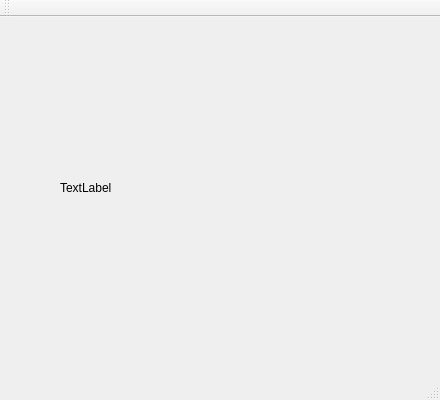
Before: the Qt Designer form image.ui in mehreen019/notebox, drawn with Qt 5.
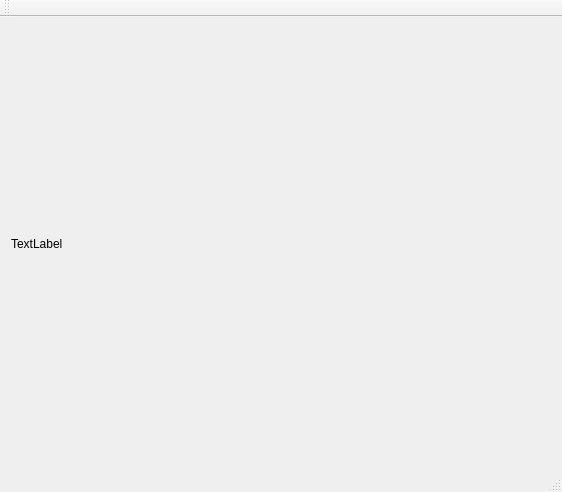
After: the same form once the commit is applied.

What changed in the file:
```diff
--- a/image.ui
+++ b/image.ui
@@ -6,27 +6,23 @@
    <rect>
     <x>0</x>
     <y>0</y>
-    <width>440</width>
-    <height>400</height>
+    <width>562</width>
+    <height>492</height>
    </rect>
   </property>
   <property name="windowTitle">
    <string>image</string>
   </property>
   <widget class="QWidget" name="centralWidget">
+   <layout class="QVBoxLayout" name="verticalLayout">
+    <item>
    <widget class="QLabel" name="picLabel">
-    <property name="geometry">
-     <rect>
-      <x>60</x>
-      <y>20</y>
-      <width>341</width>
-      <height>301</height>
-     </rect>
-    </property>
     <property name="text">
      <string>TextLabel</string>
     </property>
    </widget>
+    </item>
+   </layout>
   </widget>
   <widget class="QToolBar" name="mainToolBar">
    <attribute name="toolBarArea">
```
Lines whose indentation alone changed are shown as unchanged.
